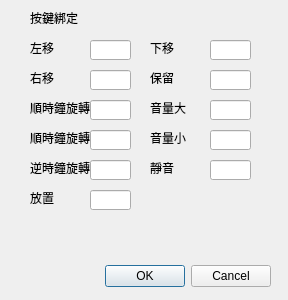
The window that keybinding.ui (XCI9/Tetris) describes before a commit, drawn with Qt 5.
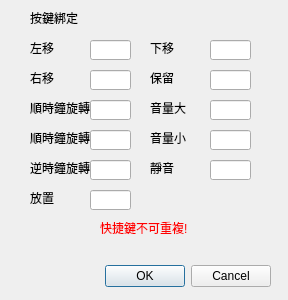
The same window after the commit.

Commit message: add key conflit hint.

Patch:
```diff
--- a/keybinding.ui
+++ b/keybinding.ui
@@ -13,6 +13,9 @@
   <property name="windowTitle">
    <string>Dialog</string>
   </property>
+  <property name="autoFillBackground">
+   <bool>false</bool>
+  </property>
   <widget class="QDialogButtonBox" name="buttonBox">
    <property name="geometry">
     <rect>
@@ -295,6 +298,30 @@
     <string>按鍵綁定</string>
    </property>
   </widget>
+  <widget class="QLabel" name="keyConflitMsg">
+   <property name="enabled">
+    <bool>true</bool>
+   </property>
+   <property name="geometry">
+    <rect>
+     <x>100</x>
+     <y>220</y>
+     <width>91</width>
+     <height>16</height>
+    </rect>
+   </property>
+   <property name="autoFillBackground">
+    <bool>false</bool>
+   </property>
+   <property name="styleSheet">
+    <string notr="true">*{
+  color : rgb(255, 0, 0)
+}</string>
+   </property>
+   <property name="text">
+    <string>快捷鍵不可重複!</string>
+   </property>
+  </widget>
  </widget>
  <resources/>
  <connections>
```
The commit also changes 4 other files.
